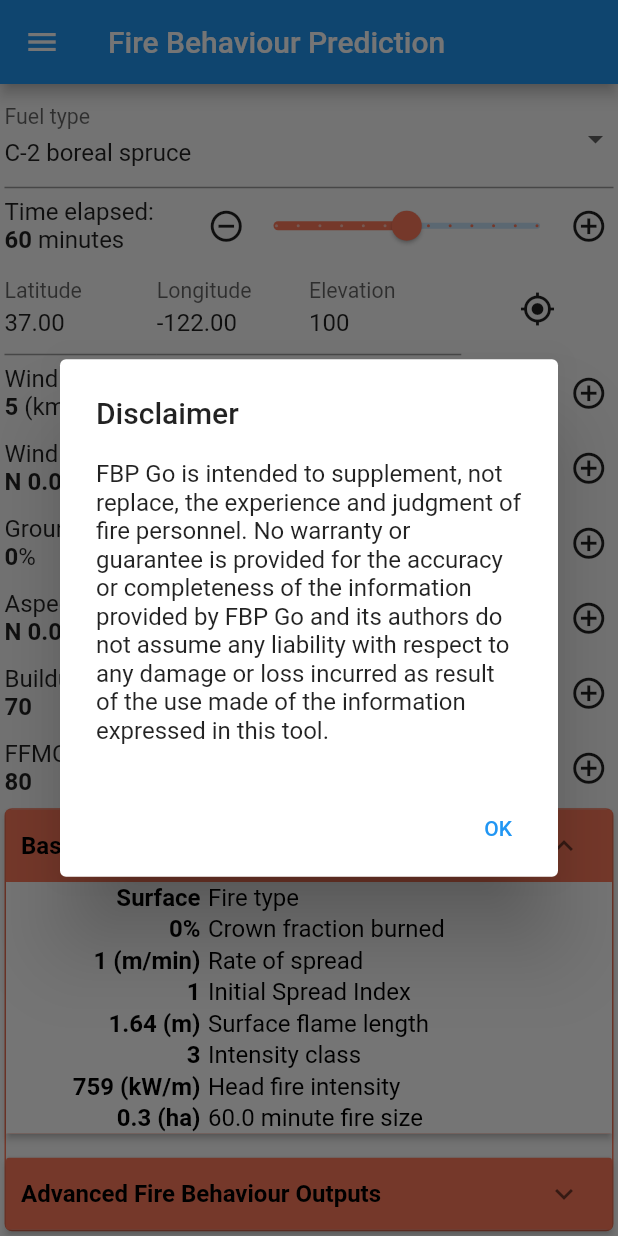
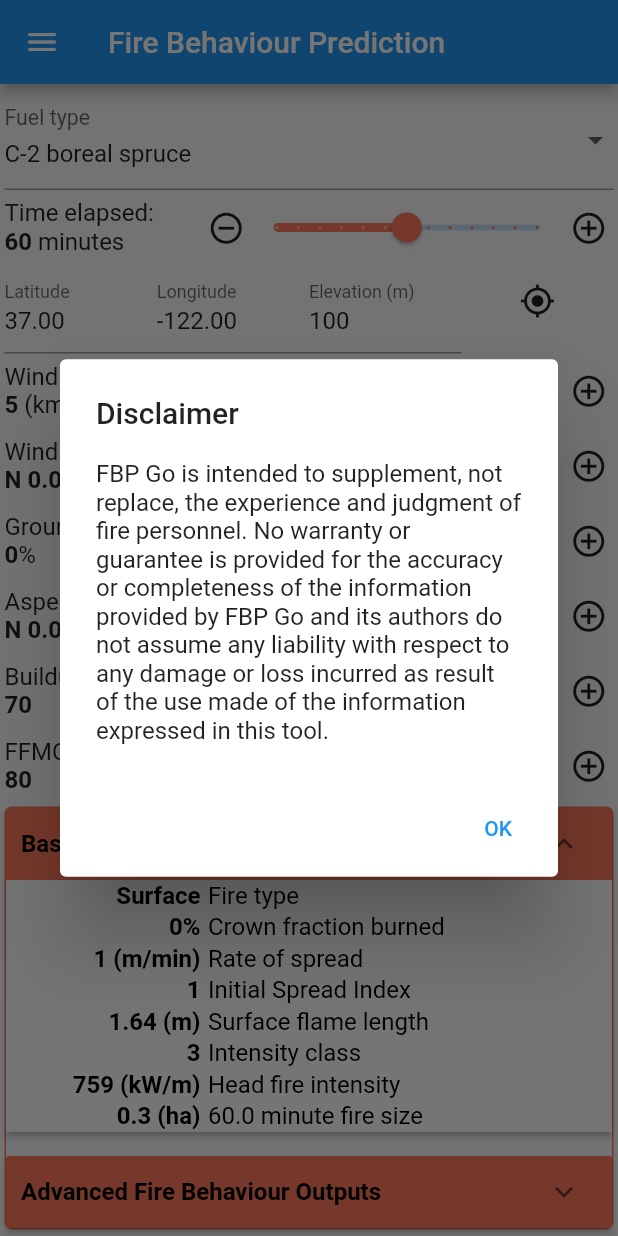
Before and after one commit to bcgov/fbp-go, a Flutter app: the screen it shows after launch, after a tap on the "my location" icon, on a phone screen of 412 x 824 dp. Run offline on Flutter 3.47's test engine with Material 2 defaults, Android fonts, the phone set to English and light mode, and no system bars; our stand-ins replace geolocator, permission_handler, shared_preferences.

Commit message:
V1.0.8 (#12)
# Summary:
Improved validation on coordinate input, and resolved some crashes related to invalid values. Direction of spread was incorrectly showing the net effective wind direction.

# Detail:

- [x] Web: About was crashing in web version.
- [x] FBP: Direction of spread was incorrect (was showing net effective wind direction).
- [x] FBP: Limit altitude : 0 to 3000 (negative values are possible in WGS84, but not valid for calculations)
- [x] FBP: Altitude should specify that it's meters.
- [x] FBP: Coordinate latitude was accidentally being saved as altitude. Could cause crash on app if latitude was negative.
- [x] FBP: Latitude, Longitude & Elevation validation implemented.
- [x] FBP: Handling conditions where prediction could not be calculated. Instead of user getting a gray screen, user should now be able to adjust input conditions to resolve the issue.
- [x] Added some semantics for accessibility.

```diff
--- a/lib/about.dart
+++ b/lib/about.dart
@@ -46,6 +46,22 @@ class AboutPageState extends State<AboutPage> {
         });
   }
 
+  String get _licenseFontFamily {
+    try {
+      return Platform.isIOS ? "Courier" : "monospace";
+    } catch (e) {
+      return "Courier";
+    }
+  }
+
+  double get _licenseFontSize {
+    try {
+      return Platform.isIOS ? 9 : 11;
+    } catch (e) {
+      return 11;
+    }
+  }
+
   @override
   void initState() {
     getAboutText();
@@ -67,11 +83,11 @@ class AboutPageState extends State<AboutPage> {
           text: licenseText,
           style: TextStyle(
               // On iOS "Courier" gives us a mono spaced font.
-              fontFamily: Platform.isIOS ? "Courier" : "monospace",
+              fontFamily: _licenseFontFamily,
               // Not the best idea, but I think iOS phones have slightly
               // smaller screens? Really need a better way to handle the
               // license.
-              fontSize: Platform.isIOS ? 9 : 11,
+              fontSize: _licenseFontSize,
               fontFeatures: const [FontFeature.tabularFigures()])),
     ]));
   }
--- a/lib/basic_input.dart
+++ b/lib/basic_input.dart
@@ -162,7 +162,8 @@ class BasicInputState extends State<BasicInputWidget> {
   Widget build(BuildContext context) {
     const sliderFlex = 10;
     final beaufortScale = getBeaufortScale(_input.ws);
-    final intensityClass = getHeadFireIntensityClass(widget.prediction.HFI);
+    final intensityClass =
+        getHeadFireIntensityClass(widget.prediction?.HFI ?? 0);
     final activeColor = getIntensityClassColor(intensityClass);
     const TextStyle textStyle = TextStyle(fontSize: fontSize);
     const TextStyle textStyleBold =
@@ -320,7 +321,7 @@ class BasicInputState extends State<BasicInputWidget> {
 class BasicInputWidget extends StatefulWidget {
   final Function onChanged;
   final BasicInput basicInput;
-  final FireBehaviourPredictionPrimary prediction;
+  final FireBehaviourPredictionPrimary? prediction;
   final FuelTypePreset fuelTypePreset;
 
   const BasicInputWidget(
--- a/lib/coordinate_picker.dart
+++ b/lib/coordinate_picker.dart
@@ -16,11 +16,13 @@ You should have received a copy of the GNU General Public License along with
 FBP Go. If not, see <https://www.gnu.org/licenses/>.
 */
 import 'dart:developer';
+import 'package:fire_behaviour_app/fbp_results.dart';
 import 'package:fire_behaviour_app/persist.dart';
 import 'package:flutter/material.dart';
 import 'package:geolocator/geolocator.dart';
 import 'package:permission_handler/permission_handler.dart';
 
+import 'fancy_slider.dart';
 import 'fire.dart';
 import 'global.dart';
 
@@ -66,22 +68,27 @@ class CoordinatePickerState extends State<CoordinatePicker> {
     }
   }
 
-  void _setLatitude(latitude) {
+  void _setLatitude(value) {
+    double latitude = pinLatitude(value);
     // Limit to 2 decimal places for consistent input.
     _coordinate.latitude = roundDouble(latitude, 2);
     persistSetting('latitude', _coordinate.latitude);
   }
 
-  void _setLongitude(longitude) {
+  void _setLongitude(value) {
+    double longitude = pinLongitude(value);
     // Limit to 2 decimal places for consistent input.
     _coordinate.longitude = roundDouble(longitude, 2);
     persistSetting('longitude', _coordinate.longitude);
   }
 
-  void _setAltitude(altitude) {
+  void _setAltitude(value) {
+    // We pin the altitude to acceptable ranges. The altitude could come back as a negative number,
+    // WGS84 projection gives some locations on earth, that are above sea level, a negative number.
+    double altitude = pinAltitude(value);
     // Only need integer level accuracy.
     _coordinate.altitude = altitude.roundToDouble();
-    persistSetting('altitude', _coordinate.latitude);
+    persistSetting('altitude', _coordinate.altitude);
   }
 
   void _updatePosition() {
@@ -93,7 +100,7 @@ class CoordinatePickerState extends State<CoordinatePicker> {
                   setState(() {
                     _setLatitude(position.latitude);
                     _setLongitude(position.longitude);
-                    _setAltitude(position.altitude > 0 ? position.altitude : 0);
+                    _setAltitude(position.altitude);
                     widget.onChanged(_coordinate);
                     _updateCoordinateControllers();
                   });
@@ -118,64 +125,100 @@ class CoordinatePickerState extends State<CoordinatePicker> {
     _elevationController.text = _coordinate.altitude.toStringAsFixed(0);
   }
 
+  String? _generateErrorText(String text, double minValue, double maxValue) {
+    if (text.isEmpty) {
+      return 'Can\'t be empty';
+    }
+    if (double.tryParse(text) == null) {
+      return 'Not a number';
+    }
+    double value = double.parse(text);
+    if (value < minValue) {
+      return 'Must be >= ${formatNumber(minValue, digits: 0)}';
+    } else if (value > maxValue) {
+      return 'Must be <= ${formatNumber(maxValue, digits: 0)}';
+    }
+    return null;
+  }
+
+  String? get _elevationErrorText {
+    return _generateErrorText(
+        _elevationController.text, minAltitude, maxAltitude);
+  }
+
+  String? get _longitudeErrorText {
+    return _generateErrorText(
+        _longitudeController.text, minLongitude, maxLongitude);
+  }
+
+  String? get _latitudeErrorText {
+    return _generateErrorText(
+        _latitudeController.text, minLatitude, maxLatitude);
+  }
+
   @override
   Widget build(BuildContext context) {
-    const TextStyle textStyle = TextStyle(fontSize: labelFontSize);
+    const TextStyle textStyle = TextStyle(fontSize: fontSize);
     return Row(
+      crossAxisAlignment: CrossAxisAlignment.start,
       children: [
         // latitude Field
         Expanded(
             child: TextField(
           controller: _latitudeController,
-          decoration: const InputDecoration(
-              labelText: "Latitude", labelStyle: textStyle),
+          decoration: InputDecoration(
+              labelText: "Latitude",
+              labelStyle: textStyle,
+              errorText: _latitudeErrorText),
           keyboardType: const TextInputType.numberWithOptions(
               signed: true, decimal: true),
           onChanged: (value) {
             if (double.tryParse(value) != null) {
               double latitude = double.parse(value);
-              if (latitude >= -90 && latitude <= 90) {
-                setState(() {
-                  _setLatitude(latitude);
-                  widget.onChanged(_coordinate);
-                });
-              }
+              setState(() {
+                _setLatitude(latitude);
+              });
             }
+            widget.onChanged(_coordinate);
           },
         )),
         // longitude Field
         Expanded(
             child: TextField(
           controller: _longitudeController,
-          decoration: const InputDecoration(
-              labelText: "Longitude", labelStyle: textStyle),
+          decoration: InputDecoration(
+              labelText: "Longitude",
+              labelStyle: textStyle,
+              errorText: _longitudeErrorText),
           keyboardType: const TextInputType.numberWithOptions(
               signed: true, decimal: true),
           onChanged: (value) {
             if (double.tryParse(value) != null) {
               double longitude = double.parse(value);
-              if (longitude >= -180 && longitude.abs() <= 180) {
+              setState(() {
                 _setLongitude(longitude);
-                widget.onChanged(_coordinate);
-              }
+              });
             }
+            widget.onChanged(_coordinate);
           },
         )),
         Expanded(
             child: TextField(
           controller: _elevationController,
-          decoration: const InputDecoration(
-              labelText: "Elevation", labelStyle: textStyle),
+          decoration: InputDecoration(
+              labelText: "Elevation (m)",
+              labelStyle: textStyle,
+              errorText: _elevationErrorText),
           keyboardType: const TextInputType.numberWithOptions(
               signed: true, decimal: true),
           onChanged: (value) {
             if (double.tryParse(value) != null) {
               var altitude = double.parse(value);
-              if (altitude >= 0) {
+              setState(() {
                 _setAltitude(altitude);
-                widget.onChanged(_coordinate);
-              }
+              });
             }
+            widget.onChanged(_coordinate);
           },
         )),
         Expanded(
--- a/lib/fbp_advanced.dart
+++ b/lib/fbp_advanced.dart
@@ -61,7 +61,6 @@ class AdvancedFireBehaviourPredictionFormState
   double? _pc = 0;
   double? _pdf = 0;
   double? _cbh = 0;
-  double? _fmc = 0;
   double _cfl = 0;
   double _minutes = 60;
   double _gfl = defaultGFL;
@@ -131,12 +130,6 @@ class AdvancedFireBehaviourPredictionFormState
     persistSetting('t', t);
     setState(() {
       _minutes = t;
-    });
-  }
-
-  void _onFMCChanged(double fmc) {
-    setState(() {
-      _fmc = fmc;
     });
   }
 
@@ -212,6 +205,13 @@ class AdvancedFireBehaviourPredictionFormState
         ]));
   }
 
+  Widget buildError(String? errorMessage) {
+    if (errorMessage == null) {
+      return const Text('Could not generate prediction due to unknown error');
+    }
+    return Text('Could not generate prediction due to error:\n$errorMessage');
+  }
+
   @override
   Widget build(BuildContext context) {
     if (_basicInput == null || _fuelTypePreset == null) {
@@ -243,12 +243,14 @@ class AdvancedFireBehaviourPredictionFormState
         CBH: _cbh,
         CFL: _cfl,
         HR: _minutes / 60.0);
-    // print('advanced: ${input}');
-    FireBehaviourPredictionPrimary prediction = FBPcalc(input, output: "ALL");
-    _onFMCChanged(prediction.FMC);
-    // Wind direction correction:
-    prediction.RAZ -= 180;
-    prediction.RAZ = prediction.RAZ < 0 ? prediction.RAZ + 360 : prediction.RAZ;
+
+    FireBehaviourPredictionPrimary? prediction;
+    num surfaceFlameLength = 0;
+    int intensityClass = 1;
+    String? errorMessage;
+
+    try {
+      prediction = FBPcalc(input, output: "ALL");
       if (prediction.secondary != null) {
         fireSize = getFireSize(
             _fuelTypePreset!.code.name,
@@ -258,11 +260,14 @@ class AdvancedFireBehaviourPredictionFormState
             prediction.CFB,
             prediction.secondary!.LB);
       }
-    final surfaceFlameLength = calculateApproxFlameLength(prediction.HFI);
-    const sliderFlex = 10;
-    final intensityClass = getHeadFireIntensityClass(prediction.HFI);
+      surfaceFlameLength = calculateApproxFlameLength(prediction.HFI);
+      intensityClass = getHeadFireIntensityClass(prediction.HFI);
+    } catch (e) {
+      errorMessage = e.toString();
+    }
     final intensityClassColour = getIntensityClassColor(intensityClass);
     final intensityClassTextColour = getIntensityClassTextColor(intensityClass);
+    const sliderFlex = 10;
     const TextStyle textStyle = TextStyle(fontSize: fontSize);
     const TextStyle textStyleBold =
         TextStyle(fontSize: fontSize, fontWeight: FontWeight.bold);
@@ -376,7 +381,9 @@ class AdvancedFireBehaviourPredictionFormState
           ],
         ),
       ),
-      Padding(
+      (prediction == null)
+          ? buildError(errorMessage)
+          : Padding(
               padding: const EdgeInsets.only(top: 2.0),
               child: ResultsStateWidget(
                   prediction: prediction,
--- a/lib/fbp_results.dart
+++ b/lib/fbp_results.dart
@@ -94,6 +94,8 @@ class SecondaryFireBehaviourGroup extends Group {
       double minutes,
       num surfaceFlameLength) {
     TextStyle textStyle = const TextStyle(color: Colors.black);
+    double netEffectiveWindDirection =
+        razToNetEffectiveWindDirection(prediction.RAZ);
     return buildContainer([
       // Primary outputs
       ...(showCrown(input)
@@ -136,7 +138,7 @@ class SecondaryFireBehaviourGroup extends Group {
       _buildRow(prediction.WSV.toStringAsFixed(0), ' (km/h)',
           'Net effective wind speed', textStyle.color),
       _buildRow(
-          '${degreesToCompassPoint(prediction.RAZ)} ${prediction.RAZ.toStringAsFixed(1)}',
+          '${degreesToCompassPoint(netEffectiveWindDirection)} ${netEffectiveWindDirection.toStringAsFixed(1)}',
           '\u00B0',
           'Net effective wind direction',
           textStyle.color),
--- a/lib/fire.dart
+++ b/lib/fire.dart
@@ -281,6 +281,11 @@ String getFireType(String fuelType, double crownFractionBurned) {
       "Cannot calculate fire type. Invalid Crown Fraction Burned percentage received.");
 }
 
+double razToNetEffectiveWindDirection(double raz) {
+  // The net effective wind direction is 180 degrees opposite from the direction of spread.
+  return (raz + 180.0) % 360.0;
+}
+
 String degreesToCompassPoint(double azimuth) {
   /** Given an aspect (degree 0 to 360), return compass point.
    * e.g. 0 degrees is North, 90 is East, 180 is South, 270 is West.
@@ -318,20 +323,31 @@ double roundDouble(double value, int places) {
   return (value * multiplier).round() / multiplier;
 }
 
+double pinValue(double value, double minValue, double maxValue) {
+  if (value < minValue) {
+    return minValue;
+  } else if (value > maxValue) {
+    return maxValue;
+  }
+  return value;
+}
+
 double pinGFL(double gfl) {
-  if (gfl < minGFL) {
-    return minGFL;
-  } else if (gfl > maxGFL) {
-    return maxGFL;
-  }
-  return gfl;
+  return pinValue(gfl, minGFL, maxGFL);
 }
 
 double pinGS(double gs) {
-  if (gs < minGS) {
-    return minGS;
-  } else if (gs > maxGS) {
-    return maxGS;
-  }
-  return gs;
+  return pinValue(gs, minGS, maxGS);
 }
+
+double pinAltitude(double altitude) {
+  return pinValue(altitude, minAltitude, maxAltitude);
+}
+
+double pinLongitude(double longitude) {
+  return pinValue(longitude, minLongitude, maxLongitude);
+}
+
+double pinLatitude(double latitude) {
+  return pinValue(latitude, minLatitude, maxLatitude);
+}
--- a/lib/global.dart
+++ b/lib/global.dart
@@ -5,6 +5,12 @@ const double defaultCC = 50;
 const double defaultFFMC = 80;
 const double defaultLatitude = 37;
 const double defaultLongitude = -122;
+const double minAltitude = 0;
+const double maxAltitude = 3000;
+const double minLongitude = -180;
+const double maxLongitude = 180;
+const double minLatitude = -90;
+const double maxLatitude = 90;
 const double defaultAltitude = 100;
 const double minGFL = 0.1;
 const double maxGFL = 1.0;
--- a/lib/main.dart
+++ b/lib/main.dart
@@ -30,8 +30,10 @@ class MyApp extends StatelessWidget {
 
   @override
   Widget build(BuildContext context) {
-    return const MaterialApp(
-        title: 'FBP Go (Fire Behaviour Prediction)', home: HomePage());
+    return Semantics(
+        label: 'FBP Go (Fire Behaviour Prediction) App',
+        child: const MaterialApp(
+            title: 'FBP Go (Fire Behaviour Prediction)', home: HomePage()));
   }
 }
 
@@ -78,7 +80,9 @@ class HomePageState extends State<HomePage> {
         context: context,
         barrierDismissible: false,
         builder: (BuildContext context) {
-          return AlertDialog(
+          return Semantics(
+              label: 'Disclaimer dialog',
+              child: AlertDialog(
                 title: const Text('Disclaimer'),
                 content: SingleChildScrollView(
                   child: Text(disclaimer),
@@ -90,7 +94,7 @@ class HomePageState extends State<HomePage> {
                         Navigator.of(context).pop();
                       })
                 ],
-          );
+              ));
         });
   }
 
--- a/lib/persist.dart
+++ b/lib/persist.dart
@@ -44,10 +44,13 @@ BasicSettings _loadBasic(SharedPreferences prefs) {
   BasicInput basicInput = BasicInput(
       ws: prefs.getDouble('ws') ?? 5,
       bui: prefs.getDouble('bui') ?? fuelTypePreset.averageBUI,
+      // We pin coordinate values to avoid loading bad data.
       coordinate: Coordinate(
-          latitude: prefs.getDouble('latitude') ?? defaultLatitude,
-          longitude: prefs.getDouble('longitude') ?? defaultLongitude,
-          altitude: prefs.getDouble('altitude') ?? defaultAltitude));
+          latitude: pinLatitude(prefs.getDouble('latitude') ?? defaultLatitude),
+          longitude:
+              pinLongitude(prefs.getDouble('longitude') ?? defaultLongitude),
+          altitude:
+              pinAltitude(prefs.getDouble('altitude') ?? defaultAltitude)));
 
   basicInput.waz = prefs.getDouble('waz') ?? 0;
   // we need to pin the ground slope, because the input range has been changed,
--- a/pubspec.yaml
+++ b/pubspec.yaml
@@ -15,7 +15,7 @@ publish_to: 'none' # Remove this line if you wish to publish to pub.dev
 # In iOS, build-name is used as CFBundleShortVersionString while build-number used as CFBundleVersion.
 # Read more about iOS versioning at
 # https://developer.apple.com/library/archive/documentation/General/Reference/InfoPlistKeyReference/Articles/CoreFoundationKeys.html
-version: 1.0.7+8
+version: 1.0.8+10
 
 environment:
   sdk: ">=2.17.1 <3.0.0"
```
Also changed, not shown: 1 other file. Lines whose indentation alone changed are shown as unchanged.
